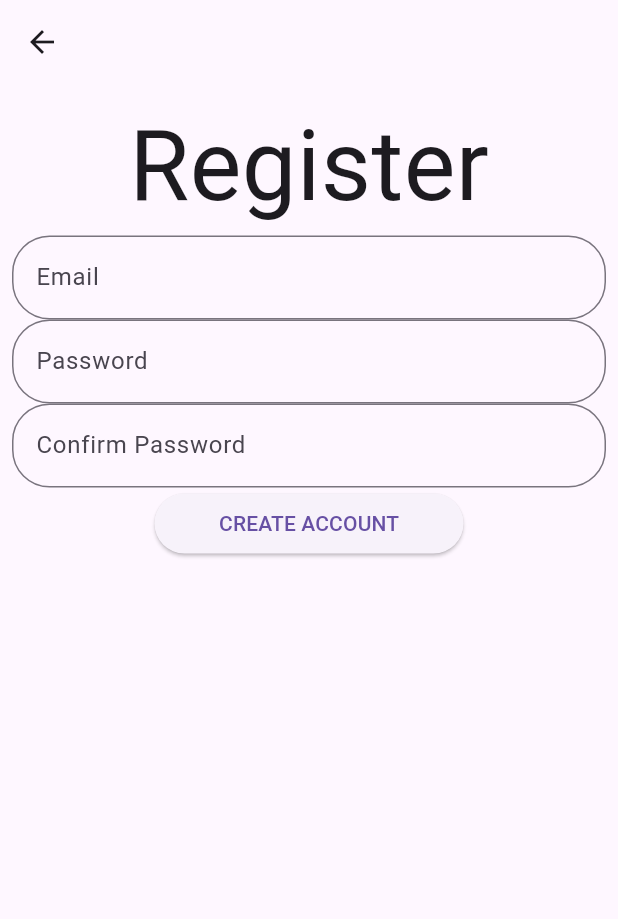
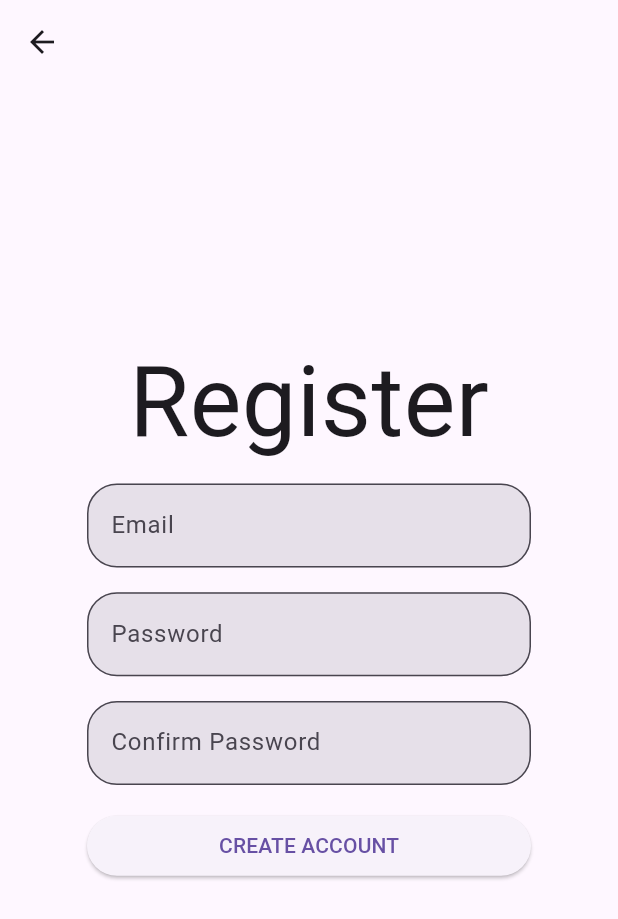
Before and after one commit to SKTDeveloper99/calorie_app_danika, a Flutter app: the RegisterScreen screen opened by its route, on a phone screen of 412 x 824 dp. Shown: the top 919 px of the screen. Run offline on Flutter 3.47's test engine with Material 3 defaults, Android fonts, the phone set to English and light mode, and no system bars; our stand-ins replace camera, firebase_auth, firebase_core, firebase_database, firebase_messaging, firebase_storage and 5 more; missing offline and left inert: tflite_flutter; accounts and stored records are empty.

Commit message:
updated login/register pages

```diff
--- a/lib/authentication/register.dart
+++ b/lib/authentication/register.dart
@@ -18,17 +18,28 @@ class _RegisterScreenState extends State<RegisterScreen> {
           // elevation: 0,
           // backgroundColor: Colors.amber,
           ),
-      body: Container(
+      body: Padding(
+        padding: const EdgeInsets.all(50.0),
+        child: Container(
           width: SizeConfig.blockSizeHorizontal! * 100,
           height: SizeConfig.blockSizeVertical! * 100,
           // color: const Color.fromARGB(255, 35, 35, 35),
           child: Column(
+            mainAxisAlignment: MainAxisAlignment.start,
             children: [
+              SizedBox(
+                height: SizeConfig.blockSizeVertical! * 14,
+              ),
+              Text(
+                "Register",
+                style: TextStyle(fontSize: 65),
+              ),
               Padding(
                 padding: const EdgeInsets.all(8.0),
                 child: RegisterForm(),
               )
             ],
+          ),
         ),
       ),
     );
@@ -66,26 +77,53 @@ class _RegisterFormState extends State<RegisterForm> {
         child: Column(
           mainAxisAlignment: MainAxisAlignment.center,
           children: [
-            Text(
-              "Register",
-              style: TextStyle(fontSize: 65),
-            ),
             TextFormField(
                 decoration: InputDecoration(
+                  filled: true,
+                  // fillColor: const Color.fromARGB(255, 74, 70, 72),
+                  // hintText: "Email",
+                  // hintStyle: const TextStyle(
+                  //     fontSize: 22,
+                  //     color: Color.fromARGB(255, 32, 32, 32),
+                  //     fontStyle: FontStyle.italic),
+                  labelText: "Email",
+                  // label: Container(
+                  //     color: Colors.amber, child: Text("Email or phone #")),
                   border: OutlineInputBorder(
-                        borderRadius: BorderRadius.circular(25)),
-                    hintText: "Email"),
+                    borderSide: const BorderSide(
+                        style: BorderStyle.none,
+                        color: Color.fromARGB(0, 0, 0, 0)),
+                    borderRadius: BorderRadius.circular(20),
+                  ),
+                ),
                 validator: (value) {
                   return null;
                 },
                 onChanged: (value) => setState(() {
                       email = value;
                     })),
+            SizedBox(
+              height: SizeConfig.blockSizeVertical! * 2,
+            ),
             TextFormField(
                 decoration: InputDecoration(
+                  filled: true,
+                  // fillColor: const Color.fromARGB(255, 74, 70, 72),
+                  // hintText: "Email",
+                  // hintStyle: const TextStyle(
+                  //     fontSize: 22,
+                  //     color: Color.fromARGB(255, 32, 32, 32),
+                  //     fontStyle: FontStyle.italic),
+                  labelText: "Password",
+                  // label: Container(
+                  //     color: Colors.amber, child: Text("Email or phone #")),
                   border: OutlineInputBorder(
-                        borderRadius: BorderRadius.circular(25)),
-                    hintText: "Password"),
+                    borderSide: const BorderSide(
+                        style: BorderStyle.none,
+                        color: Color.fromARGB(0, 0, 0, 0)),
+                    borderRadius: BorderRadius.circular(20),
+                  ),
+                ),
                 obscureText: true,
                 validator: (value) {
                   return null;
@@ -93,11 +131,28 @@ class _RegisterFormState extends State<RegisterForm> {
                 onChanged: (value) => setState(() {
                       password = value;
                     })),
+            SizedBox(
+              height: SizeConfig.blockSizeVertical! * 2,
+            ),
             TextFormField(
                 decoration: InputDecoration(
+                  filled: true,
+                  // fillColor: const Color.fromARGB(255, 74, 70, 72),
+                  // hintText: "Email",
+                  // hintStyle: const TextStyle(
+                  //     fontSize: 22,
+                  //     color: Color.fromARGB(255, 32, 32, 32),
+                  //     fontStyle: FontStyle.italic),
+                  labelText: "Confirm Password",
+                  // label: Container(
+                  //     color: Colors.amber, child: Text("Email or phone #")),
                   border: OutlineInputBorder(
-                        borderRadius: BorderRadius.circular(25)),
-                    hintText: "Confirm Password"),
+                    borderSide: const BorderSide(
+                        style: BorderStyle.none,
+                        color: Color.fromARGB(0, 0, 0, 0)),
+                    borderRadius: BorderRadius.circular(20),
+                  ),
+                ),
                 obscureText: true,
                 validator: (value) {
                   return null;
@@ -106,7 +161,10 @@ class _RegisterFormState extends State<RegisterForm> {
                       confirm = value;
                     })),
             SizedBox(
-              width: SizeConfig.blockSizeHorizontal! * 50,
+              height: SizeConfig.blockSizeVertical! * 2,
+            ),
+            SizedBox(
+              width: SizeConfig.blockSizeHorizontal! * 100,
               child: ElevatedButton(
                   onPressed: () async {
                     await createAccount().then((_) {
--- a/lib/routes.dart
+++ b/lib/routes.dart
@@ -1,11 +1,15 @@
 import 'package:calorie_app_danika/authentication/register.dart';
+import 'package:calorie_app_danika/authentication/login.dart';
 import 'package:calorie_app_danika/authentication/auth.dart';
 import 'package:calorie_app_danika/home_page.dart';
+import 'package:calorie_app_danika/initializer.dart';
 import 'main.dart';
 
 var screenRoutes = {
-  "/": (context) => startScreen(),
-  "/loginScreen": (context) => AuthGate(),
+  // "/": (context) => startScreen(),
+  "/": (context) => Initializer(),
+  // "/loginScreen": (context) => AuthGate(),
+  "/loginScreen": (context) => LoginScreen(),
   "/registerScreen": (context) => RegisterScreen(),
   "/homeScreen": (context) => homeScreen(),
 };
```
Also changed, not shown: lib/authentication/login.dart (+68 -63 lines), lib/initializer.dart (added, +32 -0 lines), lib/singleton.dart (added, +17 -0 lines), assets/app_icon.png (added). Lines whose indentation alone changed are shown as unchanged.
